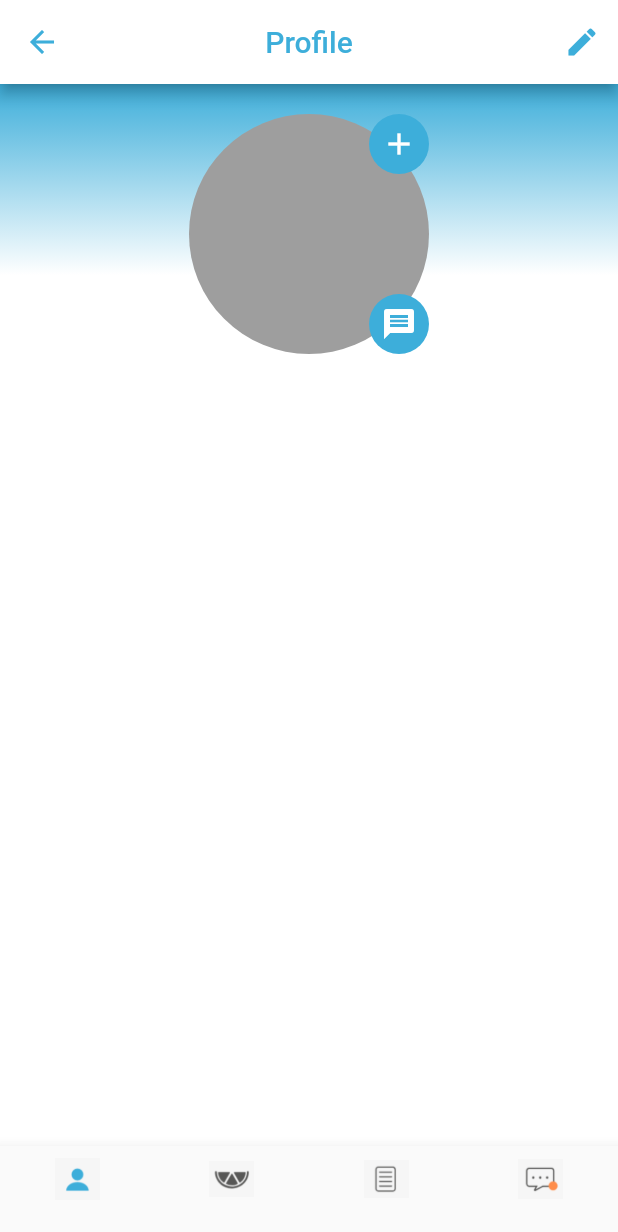
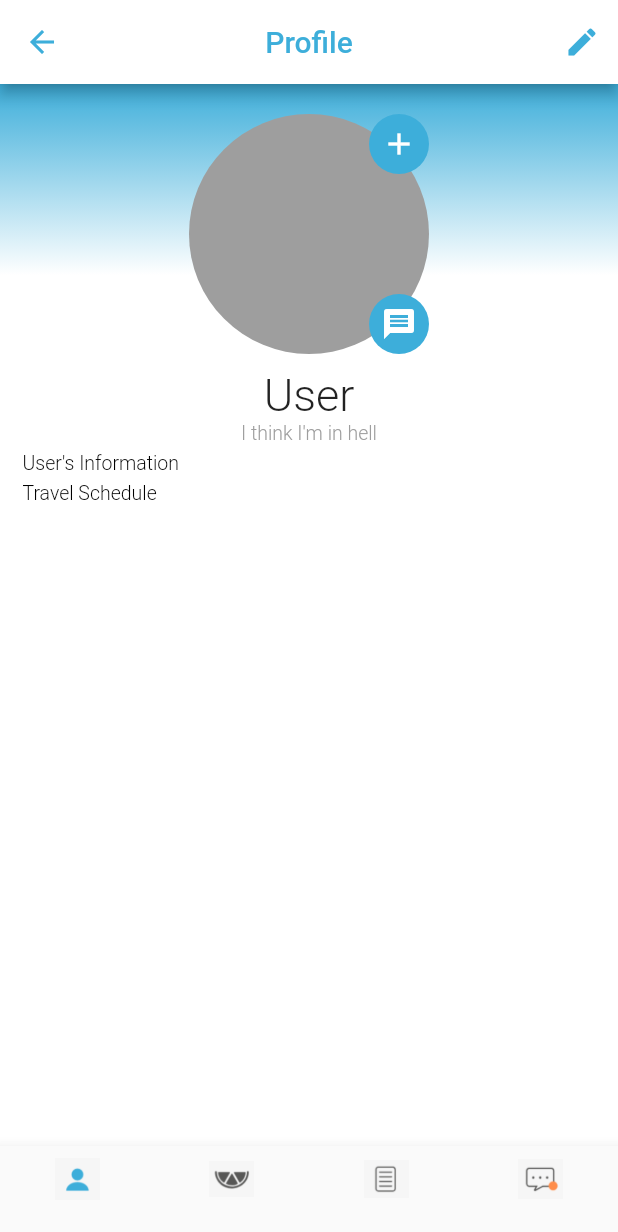
Before and after one commit to kimsh9026/Capstone_Design, a Flutter app: the screen it shows once a user with an empty profile is signed in, on a phone screen of 412 x 824 dp. Shown: the top 1232 px of the screen. Run offline on Flutter 3.47's test engine with Material 2 defaults, Android fonts, the phone set to English and light mode, and no system bars; our stand-ins replace cloud_firestore, firebase_analytics, firebase_auth, flutter_signin_button, google_sign_in, gradient_widgets and 1 more; accounts and stored records are empty; statements that could not run were skipped.

Commit message:
firebase version control

```diff
--- a/capstone/lib/profile_page.dart
+++ b/capstone/lib/profile_page.dart
@@ -2,7 +2,6 @@ import 'package:flutter/material.dart';
 import 'package:capstone/custom_widgets/custom_expansion_panel.dart';
 
 class ProfilePage extends StatelessWidget {
-
   @override
   Widget build(BuildContext context) {
     print("Profile Build") ;
@@ -20,19 +19,18 @@ class ProfilePage extends StatelessWidget {
         <Widget>[
           IconButton(
             icon: Icon(Icons.edit, color:Color.fromRGBO(61,174,218,1)),
-
           )
         ],
       ),
       body: Column(
         children: <Widget>[
           Expanded(
+            //gradation이 적용된 배경..
             child: Container(
               decoration: BoxDecoration(
                 gradient: LinearGradient(
                   begin:Alignment.topCenter,
                   end:Alignment.bottomCenter,
-
                   stops:[0.0, 0.18],
                   colors: [
                     Color.fromRGBO(61,174,218,1),
@@ -41,12 +39,14 @@ class ProfilePage extends StatelessWidget {
                 )
               ),
 
+              //사용자 프로필
               child: Container(
                 margin: EdgeInsets.only(top: 20),
                 child: Center(
                   child: Column(
                     crossAxisAlignment: CrossAxisAlignment.center,
                     children: <Widget>[
+                      //사용자 사진
                       Container(
                         width:160,
                         height:160,
@@ -60,6 +60,7 @@ class ProfilePage extends StatelessWidget {
                                 color: Colors.grey,
                               )
                             ),
+                            //사용자 사진 추가
                             Container(
                                 alignment: Alignment.topRight,
                                 child: Container(
@@ -76,7 +77,7 @@ class ProfilePage extends StatelessWidget {
                                   )
                                 )
                             ),
-
+                            //사용자에게 메세지 보내기
                             Container(
                                 alignment: Alignment.bottomRight,
                                 child: Container(
@@ -94,13 +95,61 @@ class ProfilePage extends StatelessWidget {
                                 )
                             ),
 
-
                           ]
                         ),
-                      )
+                      ),
+                      //사용자 이름
+                      Container(
+                        margin: EdgeInsets.only(top:10),
+                        child: Text(
+                          //사용자 이름.. DB에서 뽑아오기~
+                          'User',
+                          textAlign: TextAlign.center,
+                          overflow: TextOverflow.ellipsis,
+                          style: TextStyle(fontSize: 30),
+                        )
+                      ),
+
+                      //사용자 상태메세지
+                      Container(
+                          child: Text(
+                            'I think I\'m in hell',
+                            textAlign: TextAlign.center,
+                            overflow: TextOverflow.ellipsis,
+                            style: TextStyle(color:Colors.grey),//fontSize: 30),
+                          )
+                      ),
+
+                      //사용자 정보
+                      Container(
+                        alignment: Alignment.centerLeft,
+                        margin: EdgeInsets.fromLTRB(15,5,0,0),
+                          child: Text(
+                            'User\'s Information',
+                            textAlign: TextAlign.center,
+                            overflow: TextOverflow.ellipsis,
+                            style: TextStyle(color:Colors.black),//fontSize: 30),
+                          )
+                      ),
+                      //Stream Builder로 사용자 정보 받아와야해!!
+
+                      //여행 일정
+                      Container(
+                          alignment: Alignment.centerLeft,
+                          margin: EdgeInsets.fromLTRB(15,5,0,0),
+                          child: Text(
+                            'Travel Schedule',
+                            textAlign: TextAlign.center,
+                            overflow: TextOverflow.ellipsis,
+                            style: TextStyle(color:Colors.black),//fontSize: 30),
+                          )
+                      ),
+                      //Stream Builder로 여행 정보 받아와야해!!
+
+
                     ]
                   )
-                )
+                ),
               ),
             ),
           )
--- a/capstone/pubspec.yaml
+++ b/capstone/pubspec.yaml
@@ -16,11 +16,13 @@ dependencies:
 
   gradient_widgets: ^0.4.1
   google_sign_in: ^4.0.1+3
-  cloud_firestore: ^0.8.2
+  cloud_firestore: ^0.10.0
   firebase_auth: ^0.5.12
+  file_picker: ^1.1.1
+  firebase_storage: ^2.1.1+1
   flutter:
     sdk: flutter
-  firebase_core: ^0.2.5+1  # add dependency for Firebase Core
+  firebase_core: ^0.3.4  # add dependency for Firebase Core
   firebase_analytics: ^2.1.0  # add dependency for Google Analytics for Firebase
   flutter_bloc : ^0.7.0
   intl: ^0.15.8
```
